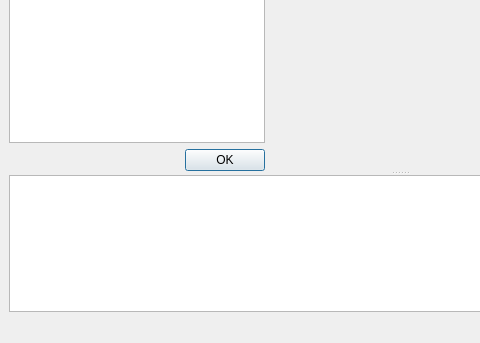
Before: the Qt Designer form ui/mainwindow.ui in 7x11x13/songs-to-youtube, drawn with Qt 5; both pictures show x 0 to 480 and y 257 to 600 of the 800 by 600 pixel window.
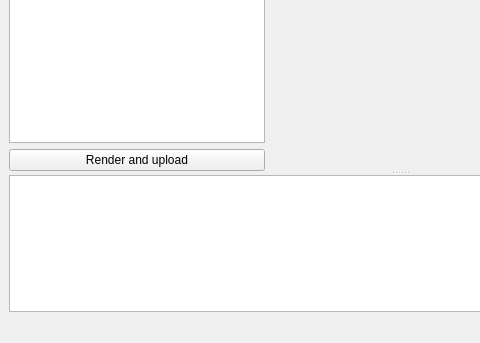
After: the same form once the commit is applied. Custom widgets are drawn as their Qt base class.

Patch:
```diff
--- a/ui/mainwindow.ui
+++ b/ui/mainwindow.ui
@@ -30,7 +30,7 @@
        <property name="orientation">
         <enum>Qt::Horizontal</enum>
        </property>
-       <widget class="QWidget" name="">
+       <widget class="QWidget" name="layoutWidget">
         <layout class="QVBoxLayout" name="verticalLayout_2">
          <item>
           <widget class="SongTreeWidget" name="treeWidget">
@@ -51,9 +51,9 @@
           </widget>
          </item>
          <item>
-          <widget class="QDialogButtonBox" name="treeButtonBox">
-           <property name="standardButtons">
-            <set>QDialogButtonBox::Ok</set>
+          <widget class="QPushButton" name="renderButton">
+           <property name="text">
+            <string>Render and upload</string>
            </property>
           </widget>
          </item>
```
